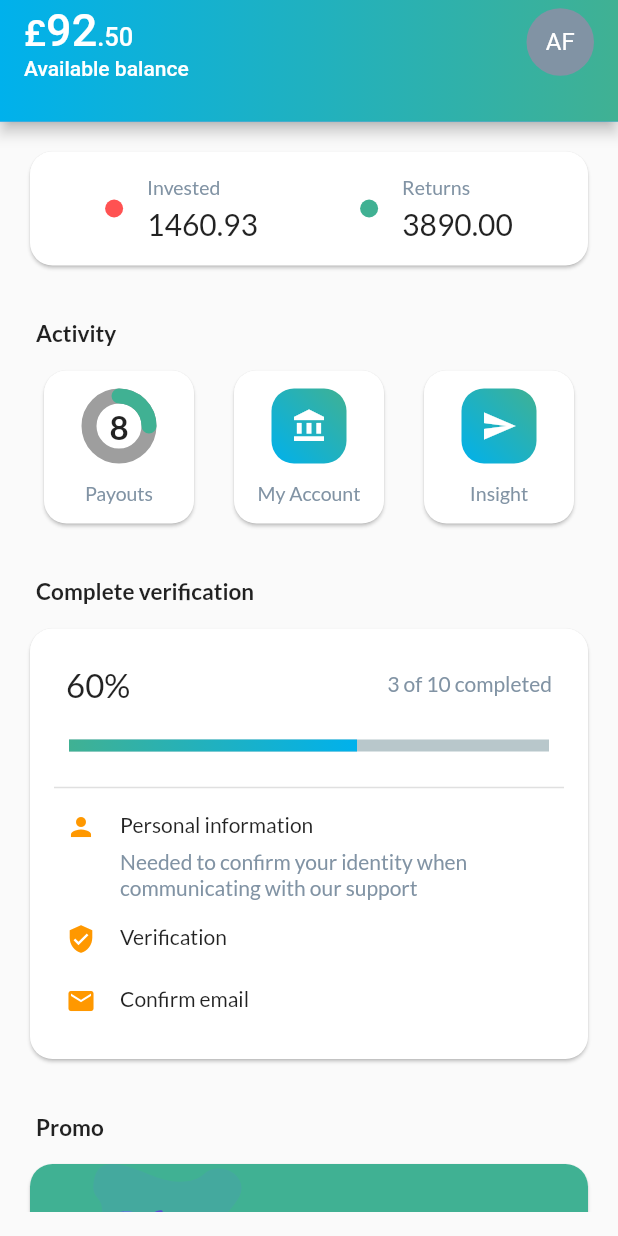
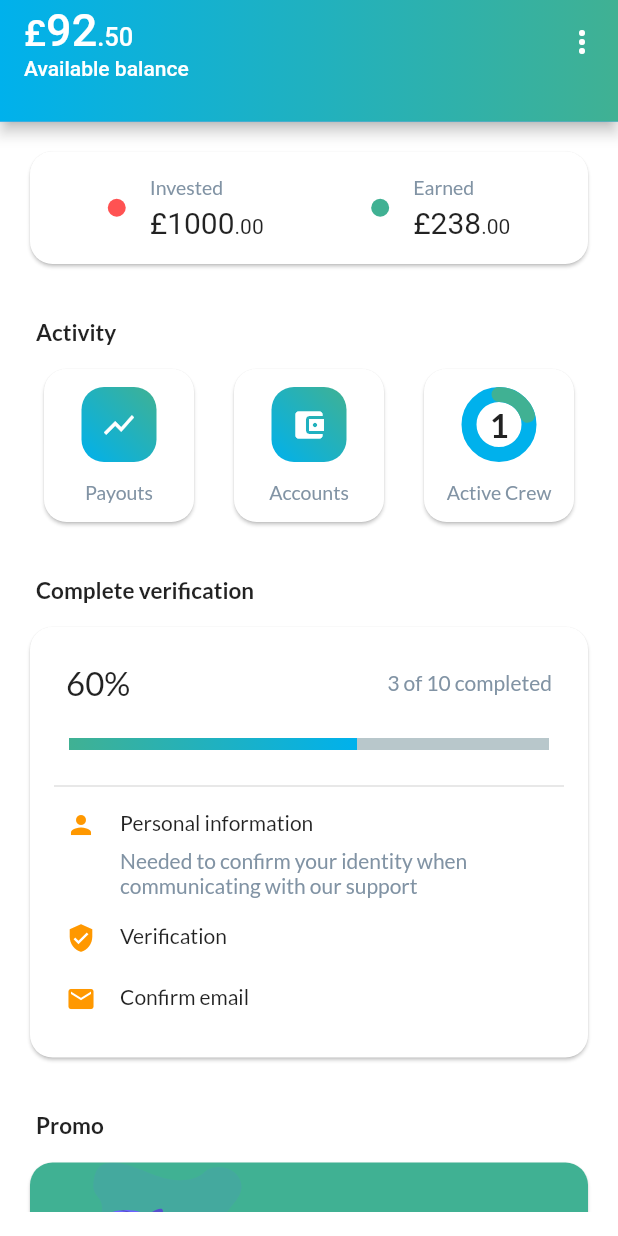
Before and after one commit to alvynfash/scfm, a Flutter app: the BiometricConfirmationScreen screen opened by its route, after a tap on "Use Touch ID", on a phone screen of 412 x 824 dp. Run offline on Flutter 3.47's test engine with Material 2 defaults, Android fonts, the phone set to English and light mode, and no system bars; drawn by our look-alikes of percent_indicator; our stand-ins replace flutter_spinkit, flutter_svg, get, google_fonts, gradient_app_bar.

Commit message:
Switched to GetNavigation and screen tweaks

```diff
--- a/lib/screens/app.dart
+++ b/lib/screens/app.dart
@@ -10,7 +10,7 @@ class ScfmApp extends StatefulWidget {
   static Color greyTheme = Color(0xff8193A4);
   static Color bgTheme = Color(0xffF5F6FA);
 
-  static BoxDecoration ddefaultBoxDecoration = BoxDecoration(
+  static BoxDecoration defaultThemedBoxDecoration = BoxDecoration(
     gradient: LinearGradient(
       colors: [
         ScfmApp.greenTheme,
@@ -18,6 +18,24 @@ class ScfmApp extends StatefulWidget {
       ],
       begin: Alignment.topRight,
       end: Alignment.bottomLeft,
+    ),
+  );
+
+  static BoxDecoration defaultRoundedBoxDecoration = BoxDecoration(
+    borderRadius: BorderRadius.circular(15),
+  );
+
+  static BoxDecoration defaultRoundedBottomBoxDecoration = BoxDecoration(
+    borderRadius: BorderRadius.only(
+      bottomLeft: Radius.circular(15),
+      bottomRight: Radius.circular(15),
+    ),
+  );
+
+  static BoxDecoration defaultRoundedTopBoxDecoration = BoxDecoration(
+    borderRadius: BorderRadius.only(
+      topLeft: Radius.circular(15),
+      topRight: Radius.circular(15),
     ),
   );
 
@@ -31,49 +49,25 @@ class ScfmApp extends StatefulWidget {
 
 class _ScfmAppState extends State<ScfmApp> {
   @override
-  void initState() {
-    super.initState();
-  }
-
-  @override
   Widget build(BuildContext context) {
     return GetMaterialApp(
-      title: 'Flutter Demo',
+      debugShowCheckedModeBanner: false,
       theme: ThemeData(
         textTheme: GoogleFonts.latoTextTheme(
           Theme.of(context).textTheme,
         ),
       ),
       home: StartUpScreen(),
-      unknownRoute: GetPage(
-        name: 'unknown',
-        page: () => UnkownScreen(),
-        transition: Transition.downToUp,
-      ),
+      defaultTransition: Transition.topLevel,
       getPages: [
+        GetPage(name: 'splashScreen', page: () => SplashScreen()),
+        GetPage(name: 'startupScreen', page: () => StartUpScreen()),
+        GetPage(name: 'createAccountScreen', page: () => CreateAccountScreen()),
         GetPage(
-          name: 'splashScreen',
-          page: () => SplashScreen(),
-          transition: Transition.downToUp,
-        ),
-        GetPage(
-          name: 'startupScreen',
-          page: () => StartUpScreen(),
-          transition: Transition.downToUp,
-        ),
-        GetPage(
-          name: 'createAccountScreen',
-          page: () => CreateAccountScreen(),
-          transition: Transition.downToUp,
-        ),
-        GetPage(
-          name: 'biometricConfirmationScreen',
-          page: () => BiometricConfirmationScreen(),
-        ),
-        GetPage(
-          name: '/',
-          page: () => HomeScreen(),
-        ),
+            name: 'biometricConfirmationScreen',
+            page: () => BiometricConfirmationScreen()),
+        GetPage(name: 'homeScreen', page: () => HomeScreen()),
+        GetPage(name: 'myAccountsScreen', page: () => MyAccountScreen()),
       ],
     );
   }
--- a/lib/screens/biometric_confirmation_screen.dart
+++ b/lib/screens/biometric_confirmation_screen.dart
@@ -1,7 +1,6 @@
 import 'package:flutter/material.dart';
 import 'package:get/route_manager.dart';
 import 'package:scfm/screens/app.dart';
-import 'package:scfm/screens/home_screen.dart';
 
 class BiometricConfirmationScreen extends StatefulWidget {
   BiometricConfirmationScreen({Key key}) : super(key: key);
@@ -75,7 +74,7 @@ class _BiometricConfirmationScreenState
         Padding(
           padding: const EdgeInsets.only(left: 16, right: 16),
           child: FlatButton(
-            onPressed: () => Get.offAll(HomeScreen()),
+            onPressed: () => Get.offAllNamed('homeScreen'),
             textColor: Colors.white,
             color: ScfmApp.blueTheme,
             shape: RoundedRectangleBorder(
@@ -93,7 +92,7 @@ class _BiometricConfirmationScreenState
           ),
         ),
         GestureDetector(
-          onTap: () => print('No thanks tapped'),
+          onTap: () => Get.offAllNamed('homeScreen'),
           child: Container(
             padding: const EdgeInsets.all(16),
             color: Colors.transparent,
--- a/lib/screens/home_screen.dart
+++ b/lib/screens/home_screen.dart
@@ -1,9 +1,9 @@
 import 'package:flutter/material.dart';
 import 'package:flutter_svg/flutter_svg.dart';
+import 'package:get/route_manager.dart';
 import 'package:gradient_app_bar/gradient_app_bar.dart';
 import 'package:percent_indicator/linear_percent_indicator.dart';
 import 'package:scfm/screens/app.dart';
-import 'package:scfm/screens/controls/curved_clipper.dart';
 import 'package:scfm/screens/controls/radial_indicator.dart';
 
 class HomeScreen extends StatelessWidget {
@@ -12,6 +12,7 @@ class HomeScreen extends StatelessWidget {
   @override
   Widget build(BuildContext context) {
     return Scaffold(
+      backgroundColor: Colors.white,
       appBar: _buildAppbar(),
       body: _buildMenus(),
     );
@@ -39,14 +40,17 @@ class HomeScreen extends StatelessWidget {
         ],
       ),
       actions: [
-        Padding(
-          padding: const EdgeInsets.only(right: 16),
-          child: CircleAvatar(
-            radius: 22.5,
-            backgroundColor: ScfmApp.greyTheme,
-            foregroundColor: Colors.white,
-            child: Text('AF'),
+        IconButton(
+          icon: Icon(
+            Icons.more_vert,
+            color: Colors.white,
           ),
+          onPressed: () {
+            Get.bottomSheet(
+              _buildMoreOptions(),
+              backgroundColor: Colors.white,
+            );
+          },
         ),
       ],
       centerTitle: false,
@@ -67,7 +71,6 @@ class HomeScreen extends StatelessWidget {
         children: [
           Container(
             child: Column(
-              // shrinkWrap: true,
               children: [
                 _buildAccountCard(),
                 _buildActivities(),
@@ -85,7 +88,6 @@ class HomeScreen extends StatelessWidget {
     return Card(
       shape: ScfmApp.defaultRoundedBorder,
       child: Container(
-        // height: 80,
         child: Padding(
           padding: const EdgeInsets.all(16),
           child: _buildAmountsOverview(),
@@ -100,12 +102,12 @@ class HomeScreen extends StatelessWidget {
       children: [
         _amountTile(
           title: 'Invested',
-          amount: 1460.93,
+          amount: 1000,
           iconColor: Colors.redAccent,
         ),
         _amountTile(
-          title: 'Returns',
-          amount: 3890,
+          title: 'Earned',
+          amount: 238,
           iconColor: ScfmApp.greenTheme,
         ),
       ],
@@ -123,9 +125,16 @@ class HomeScreen extends StatelessWidget {
           child: Row(
             mainAxisAlignment: MainAxisAlignment.spaceAround,
             children: [
+              _activityTile(
+                text: 'Payouts',
+                icon: Icons.show_chart,
+              ),
+              _activityTile(
+                text: 'Accounts',
+                icon: Icons.account_balance_wallet,
+                onTap: () => Get.toNamed('myAccountsScreen'),
+              ),
               _buildPayoutActivityTile(),
-              _activityTile(text: 'My Account', icon: Icons.account_balance),
-              _activityTile(text: 'Insight', icon: Icons.send),
             ],
           ),
         ),
@@ -234,15 +243,15 @@ class HomeScreen extends StatelessWidget {
             children: [
               Container(
                 child: RadialIndicator(
+                  bgColor: ScfmApp.lightBlueTheme,
                   progressColor: ScfmApp.greenTheme,
-                  bgColor: Colors.grey,
-                  percent: 8 / 32,
-                  text: '8',
+                  percent: 1 / 5,
+                  text: '1',
                   radius: 50,
                 ),
               ),
               Text(
-                'Payouts',
+                'Active Crew',
                 style: TextStyle(
                   fontSize: 13,
                   color: ScfmApp.greyTheme,
@@ -365,6 +374,67 @@ class HomeScreen extends StatelessWidget {
       ),
     );
   }
+
+  Widget _buildMoreOptions() {
+    return Container(
+      padding: const EdgeInsets.fromLTRB(8, 8, 8, 32),
+      child: Column(
+        mainAxisSize: MainAxisSize.min,
+        children: [
+          ListTile(
+            leading: Icon(
+              Icons.notifications_active,
+              color: ScfmApp.greenTheme,
+            ),
+            title: Text('Enable notifications'),
+            trailing: Switch.adaptive(
+              onChanged: (bool value) {},
+              value: true,
+              activeColor: ScfmApp.greenTheme,
+            ),
+          ),
+          Padding(
+            padding: const EdgeInsets.only(left: 16, right: 16),
+            child: Divider(),
+          ),
+          ListTile(
+            leading: Icon(
+              Icons.lock,
+              color: ScfmApp.greenTheme,
+            ),
+            title: Text('Log in with biometirc'),
+            trailing: Switch.adaptive(
+              onChanged: (bool value) {},
+              value: true,
+              activeColor: ScfmApp.greenTheme,
+            ),
+          ),
+          Padding(
+            padding: const EdgeInsets.only(left: 16, right: 16),
+            child: Divider(),
+          ),
+          ListTile(
+            leading: Icon(
+              Icons.email,
+              color: ScfmApp.greenTheme,
+            ),
+            title: Text('Alerts'),
+          ),
+          Padding(
+            padding: const EdgeInsets.only(left: 16, right: 16),
+            child: Divider(),
+          ),
+          ListTile(
+            leading: Icon(
+              Icons.chat_bubble,
+              color: ScfmApp.greenTheme,
+            ),
+            title: Text('Chat with an agent'),
+          ),
+        ],
+      ),
+    );
+  }
 }
 
 Widget _headerTile(String text) {
@@ -380,8 +450,11 @@ Widget _headerTile(String text) {
   );
 }
 
-Widget _activityTile({String text, IconData icon = Icons.android}) {
-  return Card(
+Widget _activityTile(
+    {String text, IconData icon = Icons.android, Function onTap}) {
+  return GestureDetector(
+    onTap: () => onTap?.call(),
+    child: Card(
       shape: ScfmApp.defaultRoundedBorder,
       child: Container(
         width: 100,
@@ -420,6 +493,7 @@ Widget _activityTile({String text, IconData icon = Icons.android}) {
           ),
         ),
       ),
+    ),
   );
 }
 
@@ -447,9 +521,17 @@ Widget _amountTile({
             style: TextStyle(fontSize: 13, color: ScfmApp.greyTheme),
           ),
           SizedBox(height: 4),
-          Text(
-            '${amount.toStringAsFixed(2)}',
+          Text.rich(
+            TextSpan(children: [
+              TextSpan(
+                text: '£${amount.toString().split(".").first}',
                 style: TextStyle(fontSize: 20),
+              ),
+              TextSpan(
+                text: '.${amount.toStringAsFixed(2).split(".").last}',
+                style: TextStyle(fontSize: 14),
+              ),
+            ]),
           ),
         ],
       ),
--- a/lib/screens/screens.dart
+++ b/lib/screens/screens.dart
@@ -4,3 +4,4 @@ export 'startup_screen.dart';
 export 'create_account_screen.dart';
 export 'biometric_confirmation_screen.dart';
 export 'home_screen.dart';
+export 'my_account_screen.dart';
--- a/pubspec.yaml
+++ b/pubspec.yaml
@@ -31,6 +31,7 @@ dependencies:
   percent_indicator: ^2.1.5
   flutter_svg: ^0.18.0
   flutter_spinkit: "^4.1.2"
+  getflutter: ^1.1.3
   gradient_app_bar:
   get:
 
```
Also changed, not shown: lib/screens/startup_screen.dart (+2 -7 lines). Lines whose indentation alone changed are shown as unchanged.
